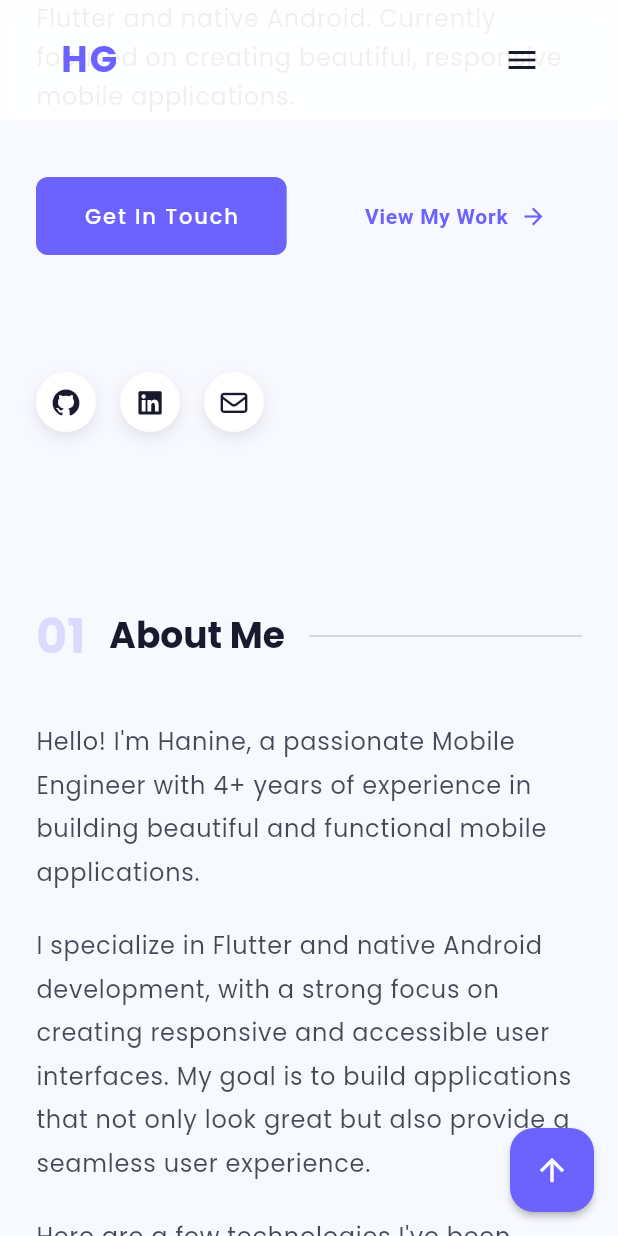
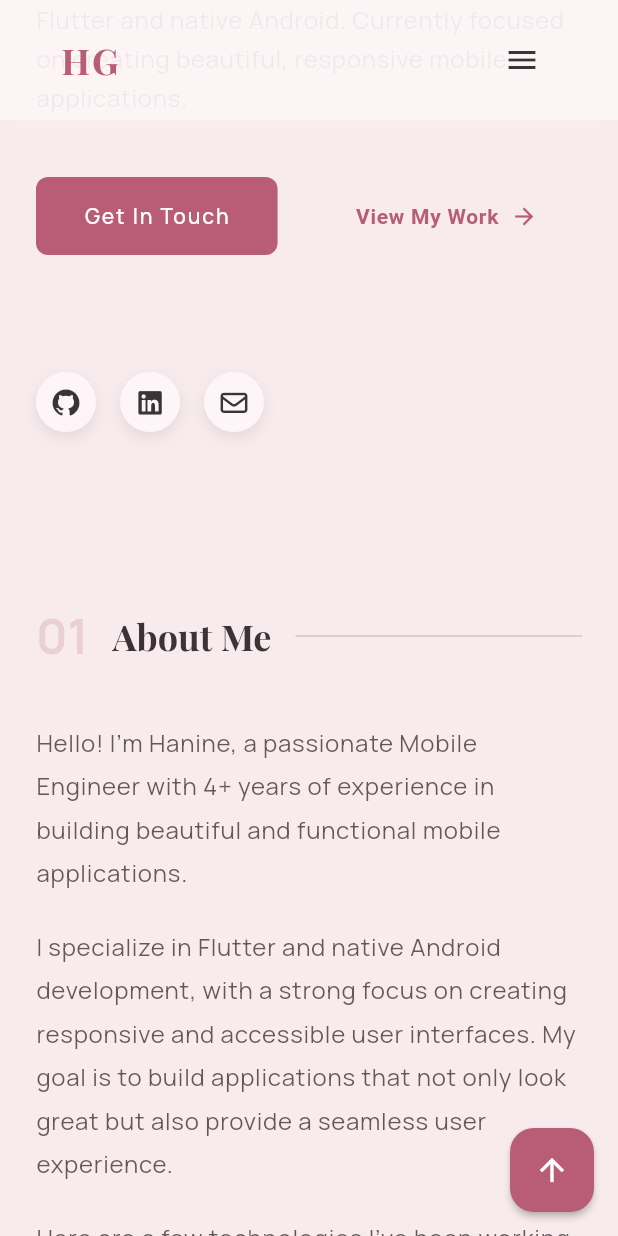
Before and after one commit to EngineerHanineGuesmi/Portfolio, a Flutter app: the screen it shows after launch, scrolled down 576 dp, on a phone screen of 412 x 824 dp. Run offline on Flutter 3.47's test engine with Material 3 defaults, Android fonts, the phone set to English and light mode, and no system bars; our stand-ins replace font_awesome_flutter, google_fonts, responsive_framework, scroll_to_index, smooth_page_indicator.

Commit message:
Apply Modern Chic Rose palette and typography
- Rose / champagne / blush colors for dark and light themes
- Playfair Display headings, Manrope body text
- Drop bundled Poppins fonts; recolor the loading screen

Co-Authored-By: Claude Opus 5.5 <noreply@anthropic.com>

```diff
--- a/lib/screens/home_screen.dart
+++ b/lib/screens/home_screen.dart
@@ -153,7 +153,7 @@ class _HomeScreenState extends State<HomeScreen> {
           LayoutBuilder(
             builder: (context, constraints) {
               // Shrink the name on narrow screens so neither word gets split
-              // mid-word ("Hani / ne"). Each word is ~4 font-sizes wide in bold Poppins.
+              // mid-word ("Hani / ne"). Each word is ~4 font-sizes wide in bold Playfair Display.
               final fontSize = (constraints.maxWidth / 4.2).clamp(36.0, 96.0);
               return Text(
                 'Hanine Guesmi',
--- a/lib/themes/app_theme.dart
+++ b/lib/themes/app_theme.dart
@@ -2,106 +2,112 @@ import 'package:flutter/material.dart';
 import 'package:google_fonts/google_fonts.dart';
 
 class AppTheme {
+  // "Modern Chic Rose" palette
+
   // Light Theme Colors
-  static const Color _lightPrimaryColor = Color(0xFF6C63FF);
-  static const Color _lightPrimaryVariant = Color(0xFF4A45B1);
-  static const Color _lightSecondaryColor = Color(0xFF00BFA6);
-  static const Color _lightBackgroundColor = Color(0xFFF8F9FF);
-  static const Color _lightSurfaceColor = Colors.white;
-  static const Color _lightErrorColor = Color(0xFFE53935);
+  static const Color _lightPrimaryColor = Color(0xFFB85D75); // rose
+  static const Color _lightPrimaryVariant = Color(0xFF8E3F55); // deep rose
+  static const Color _lightSecondaryColor = Color(0xFFD9BFA0); // sand
+  static const Color _lightTertiaryColor = Color(0xFFD48C9E); // blush
+  static const Color _lightBackgroundColor = Color(0xFFF8EBEE);
+  static const Color _lightSurfaceColor = Color(0xFFFDF5F7);
+  static const Color _lightErrorColor = Color(0xFFB3261E);
   static const Color _lightOnPrimaryColor = Colors.white;
-  static const Color _lightOnSecondaryColor = Colors.black;
-  static const Color _lightOnBackgroundColor = Color(0xFF1A1A2E);
-  static const Color _lightOnSurfaceColor = Color(0xFF1A1A2E);
+  static const Color _lightOnSecondaryColor = Color(0xFF3B3335);
+  static const Color _lightOnBackgroundColor = Color(0xFF3B3335); // warm charcoal
+  static const Color _lightOnSurfaceColor = Color(0xFF3B3335);
   static const Color _lightOnErrorColor = Colors.white;
+  static const Color _lightOutlineColor = Color(0xFFE6D3D8);
 
   // Dark Theme Colors
-  static const Color _darkPrimaryColor = Color(0xFF7C4DFF);
-  static const Color _darkPrimaryVariant = Color(0xFF651FFF);
-  static const Color _darkSecondaryColor = Color(0xFF00E5FF);
-  static const Color _darkBackgroundColor = Color(0xFF121212);
-  static const Color _darkSurfaceColor = Color(0xFF1E1E1E);
-  static const Color _darkErrorColor = Color(0xFFCF6679);
-  static const Color _darkOnPrimaryColor = Colors.black;
-  static const Color _darkOnSecondaryColor = Colors.black;
-  static const Color _darkOnBackgroundColor = Color(0xFFE6E6E6);
-  static const Color _darkOnSurfaceColor = Color(0xFFE6E6E6);
-  static const Color _darkOnErrorColor = Colors.black;
+  static const Color _darkPrimaryColor = Color(0xFFE2829B); // rose
+  static const Color _darkPrimaryVariant = Color(0xFFF3A6B8); // blush
+  static const Color _darkSecondaryColor = Color(0xFFF3D5B5); // champagne
+  static const Color _darkTertiaryColor = Color(0xFFF3A6B8);
+  static const Color _darkBackgroundColor = Color(0xFF120E11);
+  static const Color _darkSurfaceColor = Color(0xFF1E191C);
+  static const Color _darkErrorColor = Color(0xFFF2B8B5);
+  static const Color _darkOnPrimaryColor = Color(0xFF3A0F1C);
+  static const Color _darkOnSecondaryColor = Color(0xFF2E2217);
+  static const Color _darkOnBackgroundColor = Color(0xFFEDE3E6);
+  static const Color _darkOnSurfaceColor = Color(0xFFEDE3E6);
+  static const Color _darkOnErrorColor = Color(0xFF601410);
+  static const Color _darkOutlineColor = Color(0xFF3A3236);
 
   // Text Theme
   static TextTheme _buildTextTheme(TextTheme base, Color textColor) {
-    return GoogleFonts.poppinsTextTheme(base).copyWith(
-      displayLarge: GoogleFonts.poppins(
+    return GoogleFonts.manropeTextTheme(base).copyWith(
+      displayLarge: GoogleFonts.playfairDisplay(
         color: textColor,
         fontSize: 96,
         fontWeight: FontWeight.w300,
         letterSpacing: -1.5,
       ),
-      displayMedium: GoogleFonts.poppins(
+      displayMedium: GoogleFonts.playfairDisplay(
         color: textColor,
         fontSize: 60,
         fontWeight: FontWeight.w300,
         letterSpacing: -0.5,
       ),
-      displaySmall: GoogleFonts.poppins(
+      displaySmall: GoogleFonts.playfairDisplay(
         color: textColor,
         fontSize: 48,
         fontWeight: FontWeight.w400,
       ),
-      headlineMedium: GoogleFonts.poppins(
+      headlineMedium: GoogleFonts.playfairDisplay(
         color: textColor,
         fontSize: 34,
         fontWeight: FontWeight.w400,
         letterSpacing: 0.25,
       ),
-      headlineSmall: GoogleFonts.poppins(
+      headlineSmall: GoogleFonts.playfairDisplay(
         color: textColor,
         fontSize: 24,
         fontWeight: FontWeight.w500,
       ),
-      titleLarge: GoogleFonts.poppins(
+      titleLarge: GoogleFonts.manrope(
         color: textColor,
         fontSize: 20,
         fontWeight: FontWeight.w500,
         letterSpacing: 0.15,
       ),
-      titleMedium: GoogleFonts.poppins(
+      titleMedium: GoogleFonts.manrope(
         color: textColor.withOpacity(0.9),
         fontSize: 16,
         fontWeight: FontWeight.w400,
         letterSpacing: 0.15,
       ),
-      titleSmall: GoogleFonts.poppins(
+      titleSmall: GoogleFonts.manrope(
         color: textColor.withOpacity(0.6),
         fontSize: 14,
         fontWeight: FontWeight.w500,
         letterSpacing: 0.1,
       ),
-      bodyLarge: GoogleFonts.poppins(
+      bodyLarge: GoogleFonts.manrope(
         color: textColor.withOpacity(0.9),
         fontSize: 16,
         fontWeight: FontWeight.w400,
         letterSpacing: 0.5,
       ),
-      bodyMedium: GoogleFonts.poppins(
+      bodyMedium: GoogleFonts.manrope(
         color: textColor.withOpacity(0.9),
         fontSize: 14,
         fontWeight: FontWeight.w400,
         letterSpacing: 0.25,
       ),
-      labelLarge: GoogleFonts.poppins(
+      labelLarge: GoogleFonts.manrope(
         color: textColor,
         fontSize: 14,
         fontWeight: FontWeight.w500,
         letterSpacing: 1.25,
       ),
-      bodySmall: GoogleFonts.poppins(
+      bodySmall: GoogleFonts.manrope(
         color: textColor.withOpacity(0.6),
         fontSize: 12,
         fontWeight: FontWeight.w400,
         letterSpacing: 0.4,
       ),
-      labelSmall: GoogleFonts.poppins(
+      labelSmall: GoogleFonts.manrope(
         color: textColor.withOpacity(0.6),
         fontSize: 10,
         fontWeight: FontWeight.w400,
@@ -122,6 +128,8 @@ class AppTheme {
       primaryContainer: _lightPrimaryVariant,
       secondary: _lightSecondaryColor,
       secondaryContainer: _lightSecondaryColor.withOpacity(0.2),
+      tertiary: _lightTertiaryColor,
+      outline: _lightOutlineColor,
       background: _lightBackgroundColor,
       surface: _lightSurfaceColor,
       error: _lightErrorColor,
@@ -151,10 +159,10 @@ class AppTheme {
     textTheme:
         _buildTextTheme(ThemeData.light().textTheme, _lightOnBackgroundColor),
     iconTheme: const IconThemeData(color: _lightOnBackgroundColor),
-    dividerColor: Colors.grey[300],
+    dividerColor: _lightOutlineColor,
     inputDecorationTheme: InputDecorationTheme(
       filled: true,
-      fillColor: Colors.white,
+      fillColor: _lightSurfaceColor,
       contentPadding: const EdgeInsets.symmetric(horizontal: 16, vertical: 12),
       border: OutlineInputBorder(
         borderRadius: BorderRadius.circular(8),
@@ -243,8 +251,8 @@ class AppTheme {
         borderSide: BorderSide(color: _lightPrimaryColor, width: 2),
       ),
     ),
-    dividerTheme: DividerThemeData(
-      color: Colors.grey[300],
+    dividerTheme: const DividerThemeData(
+      color: _lightOutlineColor,
       thickness: 1,
       space: 1,
     ),
@@ -273,6 +281,8 @@ class AppTheme {
       primaryContainer: _darkPrimaryVariant,
       secondary: _darkSecondaryColor,
       secondaryContainer: _darkSecondaryColor.withOpacity(0.2),
+      tertiary: _darkTertiaryColor,
+      outline: _darkOutlineColor,
       background: _darkBackgroundColor,
       surface: _darkSurfaceColor,
       error: _darkErrorColor,
@@ -302,7 +312,7 @@ class AppTheme {
     textTheme:
         _buildTextTheme(ThemeData.dark().textTheme, _darkOnBackgroundColor),
     iconTheme: const IconThemeData(color: _darkOnBackgroundColor),
-    dividerColor: Colors.grey[800],
+    dividerColor: _darkOutlineColor,
     inputDecorationTheme: InputDecorationTheme(
       filled: true,
       fillColor: _darkSurfaceColor,
@@ -394,8 +404,8 @@ class AppTheme {
         borderSide: BorderSide(color: _darkPrimaryColor, width: 2),
       ),
     ),
-    dividerTheme: DividerThemeData(
-      color: Colors.grey[800],
+    dividerTheme: const DividerThemeData(
+      color: _darkOutlineColor,
       thickness: 1,
       space: 1,
     ),
```
Also changed, not shown: pubspec.yaml (+0 -13 lines), 1 other file.
